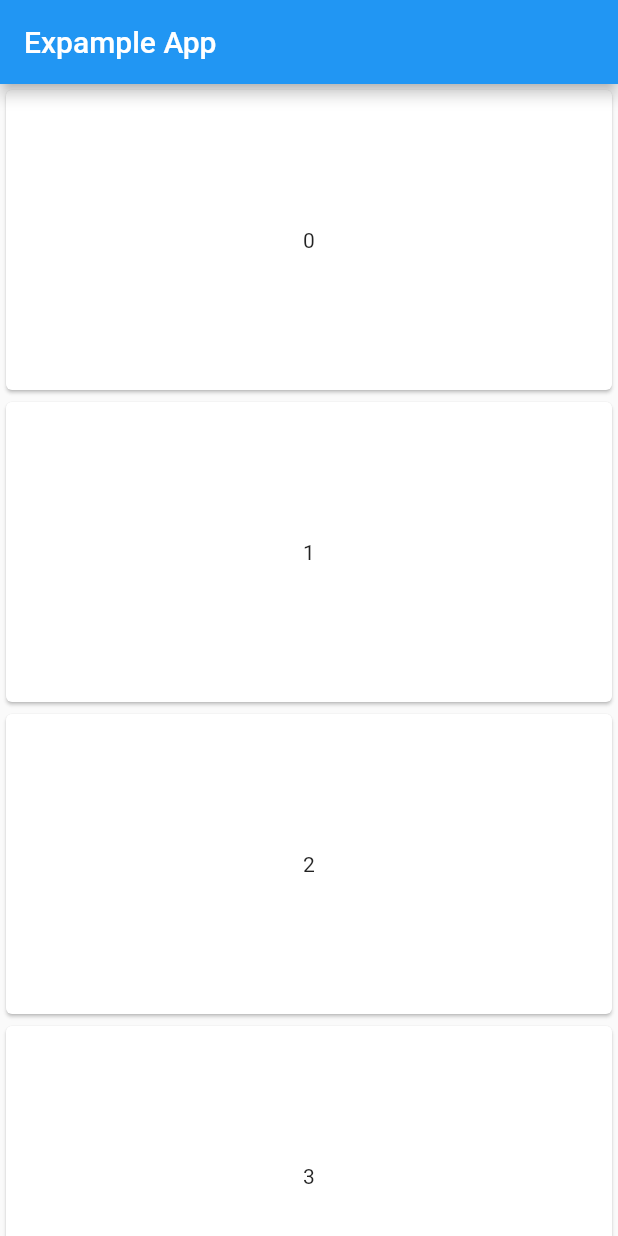
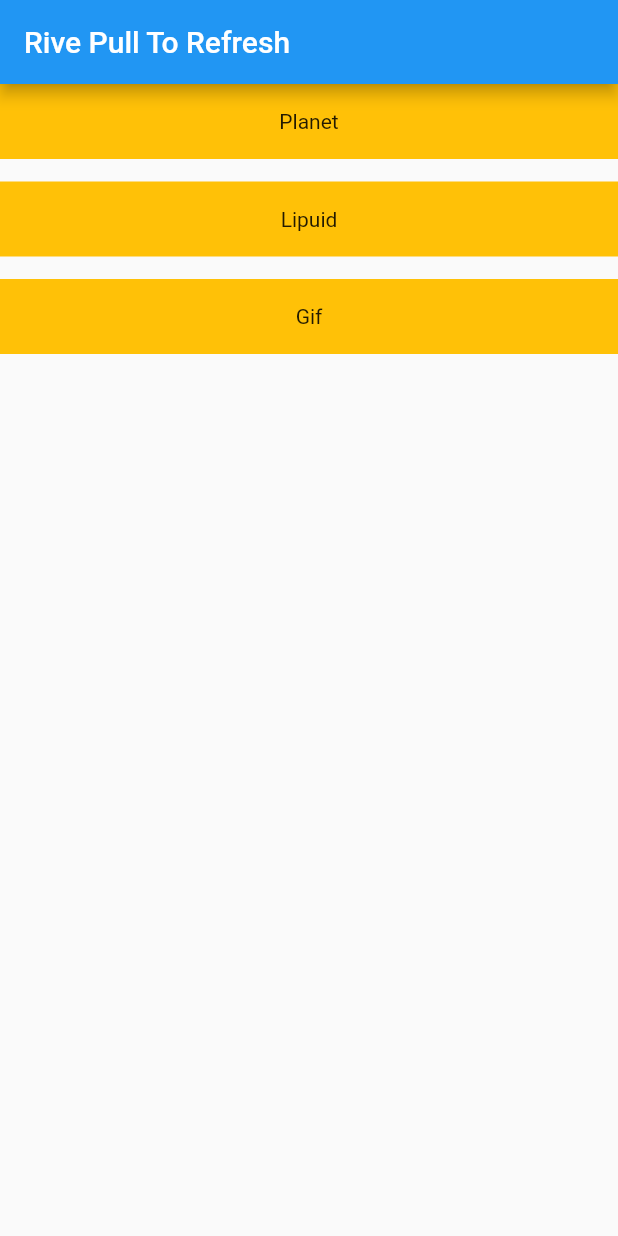
Before and after one commit to phucho2306/RivePullToRefresh, a Flutter app: the screen it shows after launch, on a phone screen of 412 x 824 dp. Run offline on Flutter 3.47's test engine with Material 2 defaults, Android fonts, the phone set to English and light mode, and no system bars; our stand-ins replace rive.

Commit message:
more example, and variable

```diff
--- a/example/lib/main.dart
+++ b/example/lib/main.dart
@@ -1,6 +1,7 @@
 import 'package:flutter/material.dart';
-import 'package:rive/rive.dart';
-import 'package:rive_pull_to_refresh/rive_pull_to_refresh.dart';
+import 'package:rive_pull_to_refresh_example/pages/gif.dart';
+import 'package:rive_pull_to_refresh_example/pages/liquid.dart';
+import 'package:rive_pull_to_refresh_example/pages/planet.dart';
 
 void main() {
   runApp(const MyApp());
@@ -15,98 +16,84 @@ class MyApp extends StatefulWidget {
 
 class _MyAppState extends State<MyApp> {
   @override
-  void initState() {
-    super.initState();
+  Widget build(BuildContext context) {
+    return MaterialApp(
+      routes: <String, WidgetBuilder>{
+        Planet.route: (BuildContext context) {
+          return const Planet();
+        },
+        Liquid.route: (BuildContext context) {
+          return const Liquid();
+        },
+        MainPage.route: (BuildContext context) {
+          return const MainPage();
+        },
+        Gif.route: (BuildContext context) {
+          return const Gif();
+        }
+      },
+    );
+  }
 }
 
+class MainPage extends StatefulWidget {
+  static const String route = "/";
+  const MainPage({super.key});
+
   @override
-  void dispose() {
-    _rivePullToRefreshController?.dispose();
-    super.dispose();
+  State<MainPage> createState() => _MainPageState();
 }
 
-  SMIBool? _bump;
-  SMINumber? _smiNumber;
-  final ScrollController _controller = ScrollController();
-  RivePullToRefreshController? _rivePullToRefreshController;
-
+class _MainPageState extends State<MainPage> {
   @override
   Widget build(BuildContext context) {
-    return MaterialApp(
-        home: Scaffold(
+    return Scaffold(
       appBar: AppBar(
-        title: const Text('Expample App'),
+        title: const Text("Rive Pull To Refresh"),
       ),
-      body: RivePullToRefresh(
-        timeResize: const Duration(seconds: 1),
-        onInit: (controller) {
-          _rivePullToRefreshController = controller;
-        },
-        //if the height of rive widget is larger try to upper this value
-        kDragContainerExtentPercentage: 0.25,
-        kDragSizeFactorLimit: 1.5,
-        percentActiveBump: 50,
-        style: RivePullToRefreshStyle.header,
-        curveMoveToPositionBump: Curves.bounceOut,
-        onMoveToPositionBump: () {},
-        bump: () async {
-          //action start anim when stop Scrool
-          _bump?.value = true;
-
-          //time play anim
-          await Future.delayed(const Duration(seconds: 2));
-
-          //close header
-          await _rivePullToRefreshController!.close();
-
-          //reset rive, design from rive.riv
-
-          _bump?.value = false;
-
-          //call function onRefresh
-          _rivePullToRefreshController!.onRefresh!();
-
-          //TimeStartAnim
-        },
-        callBacknumber: (number) {
-          //anim when pull
-          _smiNumber?.value = number;
-        },
-        riveWidget: SizedBox(
-          height: 100,
-          child: RiveAnimation.asset(
-            'assets/pullrf.riv',
-            onInit: _onRiveInit,
+      body: SafeArea(
+        child: Column(
+          children: [
+            AppButton(
+              title: "Planet",
+              onPress: () => Navigator.pushNamed(context, Planet.route),
+            ),
+            AppButton(
+              title: "Lipuid",
+              onPress: () => Navigator.pushNamed(
+                context,
+                Liquid.route,
               ),
             ),
-        controller: _controller,
-        onRefresh: () async {},
-        child: ListView.builder(
-          controller: _controller,
-          itemCount: 10,
-          itemBuilder: (context, index) {
-            return Card(
-              child: SizedBox(
-                height: 200,
-                child: Center(
-                  child: Text(
-                    index.toString(),
+            AppButton(
+              title: "Gif",
+              onPress: () => Navigator.pushNamed(
+                context,
+                Gif.route,
               ),
+            )
+          ],
         ),
       ),
     );
-          },
-        ),
-      ),
-    ));
+  }
 }
 
-  void _onRiveInit(Artboard artboard) {
-    final controller = StateMachineController.fromArtboard(artboard, "State Machine");
-    artboard.addController(controller!);
-
-    _bump = controller.findInput<bool>("Active") as SMIBool;
-
-    _smiNumber = controller.findInput<double>("dragNumber") as SMINumber;
+class AppButton extends StatelessWidget {
+  const AppButton({this.title = "", this.onPress, super.key});
+  final String title;
+  final Function()? onPress;
+  @override
+  Widget build(BuildContext context) {
+    return InkWell(
+      onTap: onPress,
+      child: Container(
+        color: Colors.amber,
+        margin: const EdgeInsets.only(bottom: 15),
+        height: 50,
+        width: double.infinity,
+        child: Center(child: Text(title)),
+      ),
+    );
   }
 }
--- /dev/null
+++ b/example/lib/pages/gif.dart
@@ -0,0 +1,109 @@
+import 'package:flutter/material.dart';
+import 'package:rive/rive.dart';
+import 'package:rive_pull_to_refresh/rive_pull_to_refresh.dart';
+
+class Gif extends StatefulWidget {
+  static const String route = "/gif";
+  const Gif({super.key});
+
+  @override
+  State<Gif> createState() => _MyAppState();
+}
+
+class _MyAppState extends State<Gif> {
+  @override
+  void initState() {
+    super.initState();
+  }
+
+  @override
+  void dispose() {
+    _rivePullToRefreshController?.dispose();
+    super.dispose();
+  }
+
+  double size = 200;
+  RivePullToRefreshController? _rivePullToRefreshController;
+  ScrollController _controller = ScrollController();
+  @override
+  Widget build(BuildContext context) {
+    return MaterialApp(
+        home: Scaffold(
+      appBar: AppBar(
+        title: const Text('Gif'),
+      ),
+      body: RivePullToRefresh(
+        maxSizePaddingChildWhenPullDown: size,
+        timeResize: const Duration(milliseconds: 100),
+        onInit: (controller) {
+          _rivePullToRefreshController = controller;
+        },
+
+        //if the height of rive widget is larger try to upper this value
+        kDragContainerExtentPercentage: 0.45,
+        dragSizeFactorLimitMax: 1,
+        sizeFactorLimitMin: 0.8,
+        percentActiveBump: 50,
+        style: RivePullToRefreshStyle.floating,
+        curveMoveToPositionBump: Curves.bounceOut,
+        onMoveToPositionBump: () {},
+        bump: () async {
+          //time play anim
+          await Future.delayed(const Duration(seconds: 2));
+
+          //close header
+          await _rivePullToRefreshController!.close();
+
+          //call function onRefresh
+          _rivePullToRefreshController!.onRefresh!();
+
+          //TimeStartAnim
+        },
+        callBacknumber: (number) {
+          //anim when pull
+        },
+        riveWidget: SizedBox(
+          height: size,
+          child: Stack(
+            children: [
+              SizedBox(
+                width: double.infinity,
+                child: Image.network(
+                    fit: BoxFit.cover,
+                    "https://media.giphy.com/media/v1.Y2lkPTc5MGI3NjExOGxhdjhpd2R2dmFwamEwM2NpaTkyb3RteWhibHFpYWtoMTViNGxsNiZlcD12MV9pbnRlcm5hbF9naWZfYnlfaWQmY3Q9Zw/asbP3eIpTXlxS/giphy.gif"),
+              ),
+              const Center(
+                child: Padding(
+                  padding: EdgeInsets.only(top: 40),
+                  child: SizedBox(
+                    height: 25,
+                    width: 25,
+                    child: CircularProgressIndicator(),
+                  ),
+                ),
+              ),
+            ],
+          ),
+        ),
+        controller: _controller,
+        onRefresh: () async {},
+        child: ListView.builder(
+          controller: _controller,
+          itemCount: 10,
+          itemBuilder: (context, index) {
+            return Card(
+              child: SizedBox(
+                height: 200,
+                child: Center(
+                  child: Text(
+                    index.toString(),
+                  ),
+                ),
+              ),
+            );
+          },
+        ),
+      ),
+    ));
+  }
+}
```
Also changed, not shown: example/lib/pages/liquid.dart (added, +115 -0 lines), example/lib/pages/planet.dart (added, +151 -0 lines), lib/rive_pull_to_refresh.dart (+33 -6 lines). Lines whose indentation alone changed are shown as unchanged.
